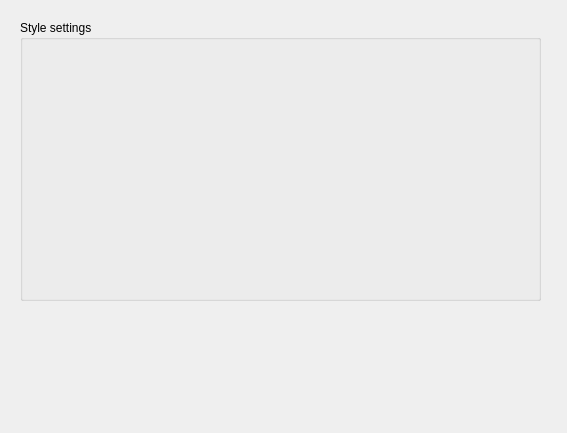
The window that stylesdialog.ui (FerKosNik/TextEditor_Rustem) describes before a commit, drawn with Qt 5.
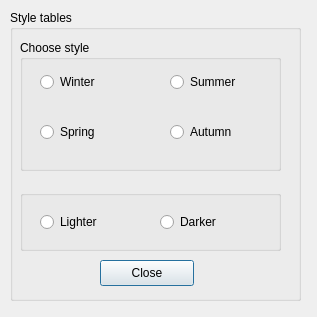
The same window after the commit.

Patch:
```diff
--- a/stylesdialog.ui
+++ b/stylesdialog.ui
@@ -6,8 +6,8 @@
    <rect>
     <x>0</x>
     <y>0</y>
-    <width>567</width>
-    <height>433</height>
+    <width>317</width>
+    <height>317</height>
    </rect>
   </property>
   <property name="windowTitle">
@@ -16,15 +16,132 @@
   <widget class="QGroupBox" name="groupBox">
    <property name="geometry">
     <rect>
-     <x>20</x>
-     <y>20</y>
-     <width>521</width>
-     <height>281</height>
+     <x>10</x>
+     <y>10</y>
+     <width>291</width>
+     <height>291</height>
     </rect>
    </property>
    <property name="title">
-    <string>Style settings</string>
+    <string>Style tables</string>
    </property>
+   <widget class="QGroupBox" name="groupBox_2">
+    <property name="geometry">
+     <rect>
+      <x>10</x>
+      <y>30</y>
+      <width>261</width>
+      <height>131</height>
+     </rect>
+    </property>
+    <property name="title">
+     <string>Choose style</string>
+    </property>
+    <widget class="QRadioButton" name="rbWinter">
+     <property name="geometry">
+      <rect>
+       <x>20</x>
+       <y>30</y>
+       <width>118</width>
+       <height>24</height>
+      </rect>
+     </property>
+     <property name="text">
+      <string>Winter</string>
+     </property>
+    </widget>
+    <widget class="QRadioButton" name="rbSpring">
+     <property name="geometry">
+      <rect>
+       <x>20</x>
+       <y>80</y>
+       <width>101</width>
+       <height>24</height>
+      </rect>
+     </property>
+     <property name="text">
+      <string>Spring</string>
+     </property>
+    </widget>
+    <widget class="QRadioButton" name="rbSummer">
+     <property name="geometry">
+      <rect>
+       <x>150</x>
+       <y>30</y>
+       <width>101</width>
+       <height>24</height>
+      </rect>
+     </property>
+     <property name="text">
+      <string>Summer</string>
+     </property>
+    </widget>
+    <widget class="QRadioButton" name="rbAutumn">
+     <property name="geometry">
+      <rect>
+       <x>150</x>
+       <y>80</y>
+       <width>101</width>
+       <height>24</height>
+      </rect>
+     </property>
+     <property name="text">
+      <string>Autumn</string>
+     </property>
+    </widget>
+   </widget>
+   <widget class="QGroupBox" name="groupBox_3">
+    <property name="geometry">
+     <rect>
+      <x>10</x>
+      <y>180</y>
+      <width>261</width>
+      <height>61</height>
+     </rect>
+    </property>
+    <property name="title">
+     <string/>
+    </property>
+    <widget class="QRadioButton" name="rbLighter">
+     <property name="geometry">
+      <rect>
+       <x>20</x>
+       <y>20</y>
+       <width>81</width>
+       <height>24</height>
+      </rect>
+     </property>
+     <property name="text">
+      <string>Lighter</string>
+     </property>
+    </widget>
+    <widget class="QRadioButton" name="rbDarker">
+     <property name="geometry">
+      <rect>
+       <x>140</x>
+       <y>20</y>
+       <width>118</width>
+       <height>24</height>
+      </rect>
+     </property>
+     <property name="text">
+      <string>Darker</string>
+     </property>
+    </widget>
+   </widget>
+   <widget class="QPushButton" name="btnClose">
+    <property name="geometry">
+     <rect>
+      <x>90</x>
+      <y>250</y>
+      <width>94</width>
+      <height>26</height>
+     </rect>
+    </property>
+    <property name="text">
+     <string>Close</string>
+    </property>
+   </widget>
   </widget>
  </widget>
  <resources/>
```
